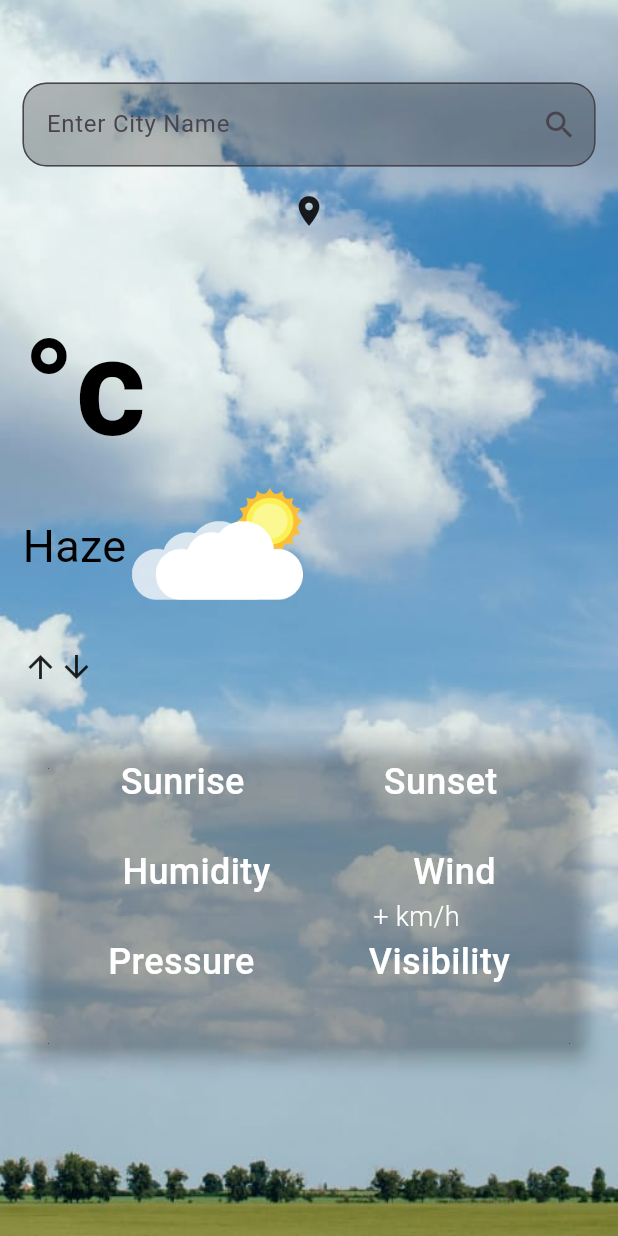
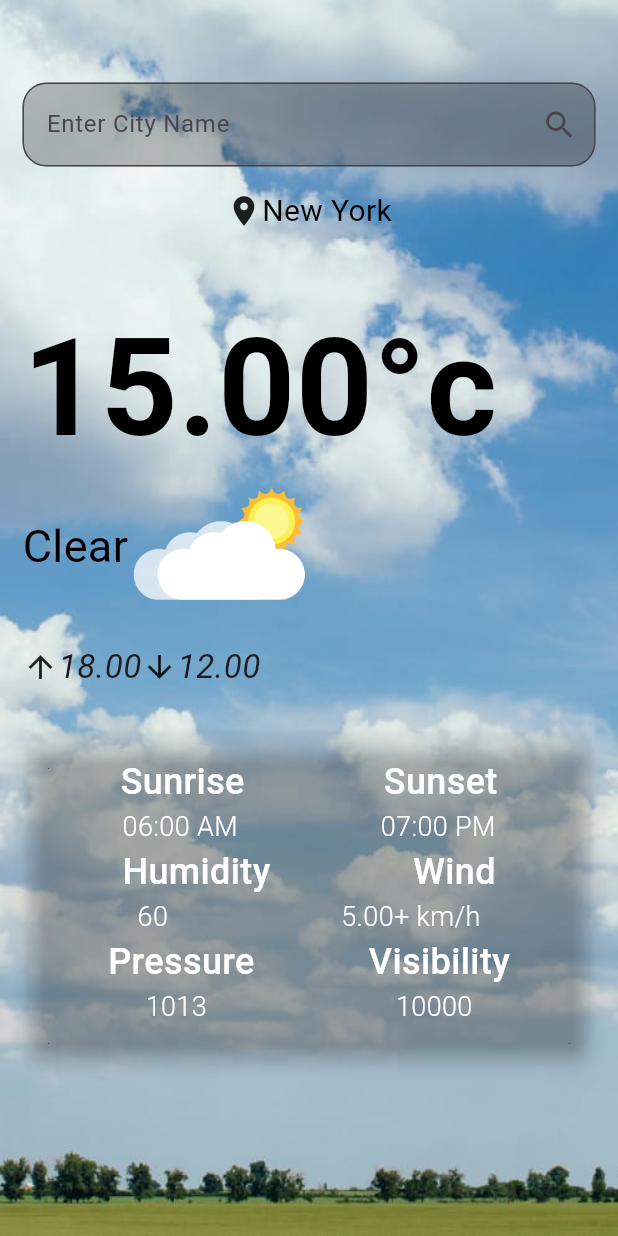
Before and after one commit to Yasitha-Bhanuka/weatherapp, a Flutter app: the screen it shows after launch, on a phone screen of 412 x 824 dp. Run offline on Flutter 3.47's test engine with Material 3 defaults, Android fonts, the phone set to English and light mode, and no system bars; our stand-ins replace flutter_dotenv, geolocator.

Commit message:
Update initial weather data values and adjust temperature conversion in WeatherPage

```diff
--- a/lib/main.dart
+++ b/lib/main.dart
@@ -32,17 +32,17 @@ class _WeatherPageState extends State<WeatherPage> {
   final TextEditingController _controller = TextEditingController();
   String _bgImg = 'assets/images/clear.jpg';
   String _iconImg = 'assets/icons/Clear.png';
-  String _cityName = '';
-  String _temperature = '';
-  String _tempMax = '';
-  String _tempMin = '';
-  String _sunrise = '';
-  String _sunset = '';
-  String _main = '';
-  String _presure = '';
-  String _humidity = '';
-  String _visibility = '';
-  String _windSpeed = '';
+  String _cityName = 'New York';
+  String _temperature = '15.00';
+  String _tempMax = '18.00';
+  String _tempMin = '12.00';
+  String _sunrise = '06:00 AM';
+  String _sunset = '07:00 PM';
+  String _main = 'Clear';
+  String _presure = '1013';
+  String _humidity = '60';
+  String _visibility = '10000';
+  String _windSpeed = '5.00';
 
   getData(String cityName) async {
     final weatherService = WeatherService();
@@ -51,10 +51,10 @@ class _WeatherPageState extends State<WeatherPage> {
     debugPrint(weatherData.toString());
     setState(() {
       _cityName = weatherData['name'];
-      _temperature = weatherData['main']['temp'].toStringAsFixed(1);
+      _temperature = (weatherData['main']['temp'] - 273.15).toStringAsFixed(2);
       _main = weatherData['weather'][0]['main'];
-      _tempMax = weatherData['main']['temp_max'].toStringAsFixed(1);
-      _tempMin = weatherData['main']['temp_min'].toStringAsFixed(1);
+      _tempMax = (weatherData['main']['temp_max'] - 273.15).toStringAsFixed(2);
+      _tempMin = (weatherData['main']['temp_min'] - 273.15).toStringAsFixed(2);
       _sunrise = DateFormat('hh:mm a').format(
           DateTime.fromMillisecondsSinceEpoch(
               weatherData['sys']['sunrise'] * 1000));
@@ -148,7 +148,7 @@ class _WeatherPageState extends State<WeatherPage> {
                 Row(
                   children: [
                     Text(
-                      "Haze",
+                      _main,
                       style: TextStyle(
                         color: Colors.black,
                         fontSize: 30,
```
